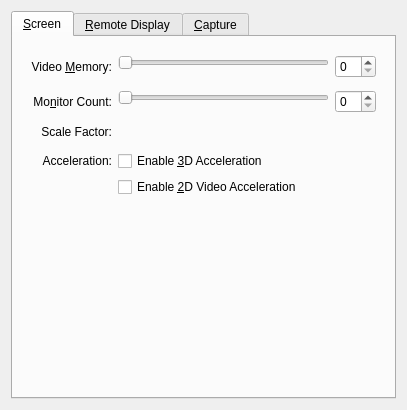
This is vbox/src/VBox/Frontends/VirtualBox/src/settings/machine/UIMachineSettingsDisplay.ui in jljuxgm/vboxgit as Qt 5 draws it before an edit. The edited form follows.
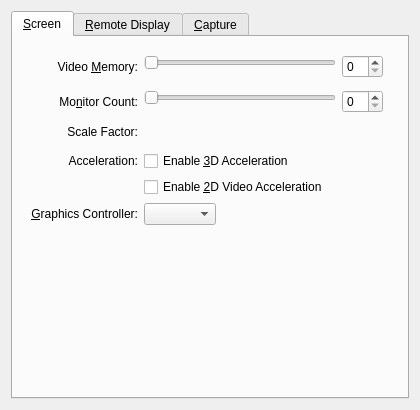
This is the edited form. Custom widgets are drawn as their Qt base class.

Diff of the .ui file:
```diff
--- a/vbox/src/VBox/Frontends/VirtualBox/src/settings/machine/UIMachineSettingsDisplay.ui
+++ b/vbox/src/VBox/Frontends/VirtualBox/src/settings/machine/UIMachineSettingsDisplay.ui
@@ -211,6 +211,49 @@
             </property>
            </widget>
           </item>
+          <item row="8" column="0">
+           <widget class="QLabel" name="m_pLabelGraphicsControllerType">
+            <property name="text">
+             <string>&amp;Graphics Controller:</string>
+            </property>
+            <property name="alignment">
+             <set>Qt::AlignRight|Qt::AlignTrailing|Qt::AlignVCenter</set>
+            </property>
+            <property name="buddy">
+             <cstring>m_pComboGraphicsControllerType</cstring>
+            </property>
+           </widget>
+          </item>
+          <item row="8" column="1" colspan="3">
+           <layout class="QHBoxLayout">
+            <item>
+             <widget class="QComboBox" name="m_pComboGraphicsControllerType" >
+              <property name="sizePolicy" >
+               <sizepolicy vsizetype="Fixed" hsizetype="Minimum" >
+                <horstretch>0</horstretch>
+                <verstretch>0</verstretch>
+               </sizepolicy>
+              </property>
+              <property name="whatsThis" >
+               <string>Selects the graphics adapter type the virtual machine will use.</string>
+              </property>
+             </widget>
+            </item>
+            <item>
+             <spacer name="m_pSpacerHorizontalGraphicsAdapterType">
+              <property name="orientation">
+               <enum>Qt::Horizontal</enum>
+              </property>
+              <property name="sizeHint" stdset="0">
+               <size>
+                <width>0</width>
+                <height>0</height>
+               </size>
+              </property>
+             </spacer>
+            </item>
+           </layout>
+          </item>
          </layout>
         </widget>
        </item>
```
